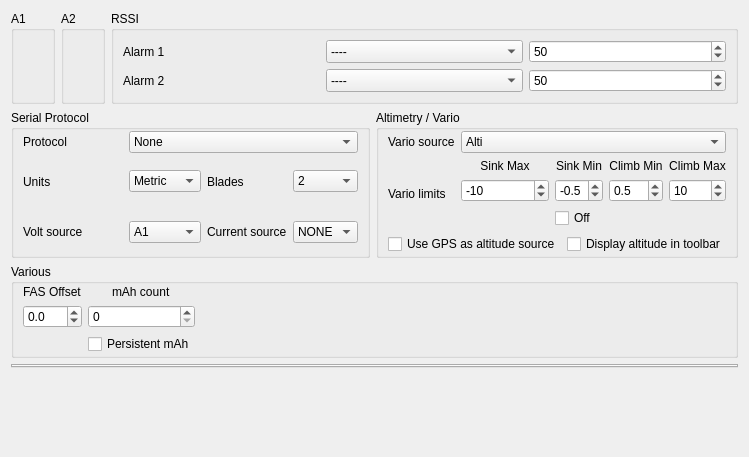
Above: companion/src/modeledit/telemetry.ui from opentx/opentx before the change. Below: the same form after it.
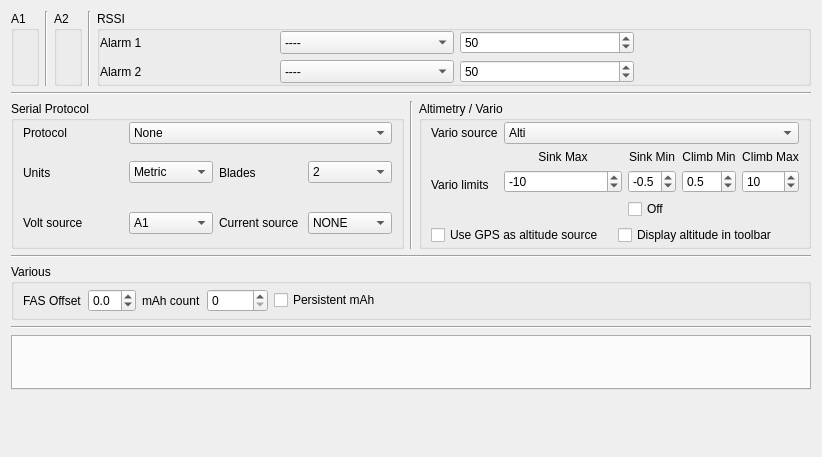
That is the form after the change.

Commit message: A few minor adjustments to modeledit to give it a more consistent layout for both Taranis and 9x.

What changed in the file:
```diff
--- a/companion/src/modeledit/telemetry.ui
+++ b/companion/src/modeledit/telemetry.ui
@@ -6,16 +6,16 @@
    <rect>
     <x>0</x>
     <y>0</y>
-    <width>692</width>
+    <width>822</width>
     <height>457</height>
    </rect>
   </property>
   <property name="windowTitle">
    <string>Form</string>
   </property>
-  <layout class="QVBoxLayout" name="verticalLayout" stretch="0,0,0,0,1">
+  <layout class="QVBoxLayout" name="verticalLayout" stretch="0,0,0,0,0,0,0,0">
    <item>
-    <layout class="QHBoxLayout" name="horizontalLayout_14" stretch="0,0,0">
+    <layout class="QHBoxLayout" name="horizontalLayout_14" stretch="0,0,0,0,0">
      <property name="sizeConstraint">
       <enum>QLayout::SetMinimumSize</enum>
      </property>
@@ -37,33 +37,44 @@
         <string>A1</string>
        </property>
        <property name="flat">
-        <bool>false</bool>
+        <bool>true</bool>
        </property>
        <layout class="QVBoxLayout" name="A1Layout">
-        <property name="topMargin">
-         <number>1</number>
-        </property>
-        <property name="bottomMargin">
-         <number>1</number>
+        <property name="margin">
+         <number>0</number>
         </property>
        </layout>
       </widget>
      </item>
+     <item>
+      <widget class="Line" name="line">
+       <property name="orientation">
+        <enum>Qt::Vertical</enum>
+       </property>
+      </widget>
+     </item>
      <item>
       <widget class="QGroupBox" name="A2GB">
        <property name="title">
         <string>A2</string>
        </property>
+       <property name="flat">
+        <bool>true</bool>
+       </property>
        <layout class="QVBoxLayout" name="A2Layout">
-        <property name="topMargin">
-         <number>1</number>
-        </property>
-        <property name="bottomMargin">
-         <number>1</number>
+        <property name="margin">
+         <number>0</number>
         </property>
        </layout>
       </widget>
      </item>
+     <item>
+      <widget class="Line" name="line_2">
+       <property name="orientation">
+        <enum>Qt::Vertical</enum>
+       </property>
+      </widget>
+     </item>
      <item>
       <widget class="QGroupBox" name="RSSIGB">
        <property name="sizePolicy">
@@ -75,11 +86,17 @@
        <property name="title">
         <string>RSSI</string>
        </property>
+       <property name="flat">
+        <bool>true</bool>
+       </property>
        <layout class="QGridLayout" name="gridLayout_7">
+        <property name="margin">
+         <number>0</number>
+        </property>
         <item row="0" column="0">
          <widget class="QLabel" name="rssiAlarm1Label">
           <property name="sizePolicy">
-           <sizepolicy hsizetype="MinimumExpanding" vsizetype="Preferred">
+           <sizepolicy hsizetype="MinimumExpanding" vsizetype="Minimum">
             <horstretch>0</horstretch>
             <verstretch>0</verstretch>
            </sizepolicy>
@@ -159,7 +176,7 @@
         <item row="1" column="0">
          <widget class="QLabel" name="rssiAlarm2Label">
           <property name="sizePolicy">
-           <sizepolicy hsizetype="MinimumExpanding" vsizetype="Preferred">
+           <sizepolicy hsizetype="MinimumExpanding" vsizetype="Minimum">
             <horstretch>0</horstretch>
             <verstretch>0</verstretch>
            </sizepolicy>
@@ -246,13 +263,33 @@
           </property>
          </spacer>
         </item>
+        <item row="0" column="3">
+         <spacer name="horizontalSpacer_2">
+          <property name="orientation">
+           <enum>Qt::Horizontal</enum>
+          </property>
+          <property name="sizeHint" stdset="0">
+           <size>
+            <width>40</width>
+            <height>20</height>
+           </size>
+          </property>
+         </spacer>
+        </item>
        </layout>
       </widget>
      </item>
     </layout>
    </item>
    <item>
-    <layout class="QHBoxLayout" name="horizontalLayout_13" stretch="1,1">
+    <widget class="Line" name="line_4">
+     <property name="orientation">
+      <enum>Qt::Horizontal</enum>
+     </property>
+    </widget>
+   </item>
+   <item>
+    <layout class="QHBoxLayout" name="horizontalLayout_13" stretch="1,0,1">
      <property name="sizeConstraint">
       <enum>QLayout::SetMinimumSize</enum>
      </property>
@@ -489,6 +526,13 @@
        </layout>
       </widget>
      </item>
+     <item>
+      <widget class="Line" name="line_3">
+       <property name="orientation">
+        <enum>Qt::Vertical</enum>
+       </property>
+      </widget>
+     </item>
      <item>
       <widget class="QGroupBox" name="altimetryGB">
        <property name="sizePolicy">
@@ -770,6 +814,13 @@
      </item>
     </layout>
    </item>
+   <item>
+    <widget class="Line" name="line_5">
+     <property name="orientation">
+      <enum>Qt::Horizontal</enum>
+     </property>
+    </widget>
+   </item>
    <item>
     <widget class="QGroupBox" name="variousGB">
      <property name="sizePolicy">
@@ -790,47 +841,27 @@
       </property>
       <item row="0" column="0">
        <layout class="QGridLayout" name="gridLayout">
-        <item row="1" column="1">
-         <widget class="QSpinBox" name="mahCount_SB">
-          <property name="sizePolicy">
-           <sizepolicy hsizetype="Minimum" vsizetype="Fixed">
-            <horstretch>0</horstretch>
-            <verstretch>0</verstretch>
-           </sizepolicy>
-          </property>
-          <property name="maximum">
-           <number>32767</number>
-          </property>
-         </widget>
-        </item>
-        <item row="0" column="1" alignment="Qt::AlignHCenter">
+        <item row="1" column="2">
          <widget class="QLabel" name="mahCount_label">
           <property name="text">
            <string>mAh count</string>
           </property>
          </widget>
         </item>
-        <item row="0" column="0" alignment="Qt::AlignHCenter">
-         <widget class="QLabel" name="fasOffset_label">
+        <item row="1" column="3">
+         <widget class="QSpinBox" name="mahCount_SB">
           <property name="sizePolicy">
-           <sizepolicy hsizetype="Maximum" vsizetype="Preferred">
+           <sizepolicy hsizetype="Minimum" vsizetype="Fixed">
             <horstretch>0</horstretch>
             <verstretch>0</verstretch>
            </sizepolicy>
           </property>
-          <property name="text">
-           <string>FAS Offset</string>
+          <property name="maximum">
+           <number>32767</number>
           </property>
          </widget>
         </item>
-        <item row="2" column="1">
-         <widget class="QCheckBox" name="mahCount_ChkB">
-          <property name="text">
-           <string>Persistent mAh</string>
-          </property>
-         </widget>
-        </item>
-        <item row="1" column="0">
+        <item row="1" column="1">
          <widget class="QDoubleSpinBox" name="fasOffset_DSB">
           <property name="sizePolicy">
            <sizepolicy hsizetype="Minimum" vsizetype="Fixed">
@@ -852,7 +883,27 @@
           </property>
          </widget>
         </item>
-        <item row="1" column="2">
+        <item row="1" column="0">
+         <widget class="QLabel" name="fasOffset_label">
+          <property name="sizePolicy">
+           <sizepolicy hsizetype="Maximum" vsizetype="Preferred">
+            <horstretch>0</horstretch>
+            <verstretch>0</verstretch>
+           </sizepolicy>
+          </property>
+          <property name="text">
+           <string>FAS Offset</string>
+          </property>
+         </widget>
+        </item>
+        <item row="1" column="4">
+         <widget class="QCheckBox" name="mahCount_ChkB">
+          <property name="text">
+           <string>Persistent mAh</string>
+          </property>
+         </widget>
+        </item>
+        <item row="1" column="5">
          <spacer name="horizontalSpacer">
           <property name="orientation">
            <enum>Qt::Horizontal</enum>
@@ -870,6 +921,13 @@
      </layout>
     </widget>
    </item>
+   <item>
+    <widget class="Line" name="line_6">
+     <property name="orientation">
+      <enum>Qt::Horizontal</enum>
+     </property>
+    </widget>
+   </item>
    <item>
     <widget class="QTabWidget" name="customScreens">
      <property name="sizePolicy">
```
The commit also changes 4 other files.
